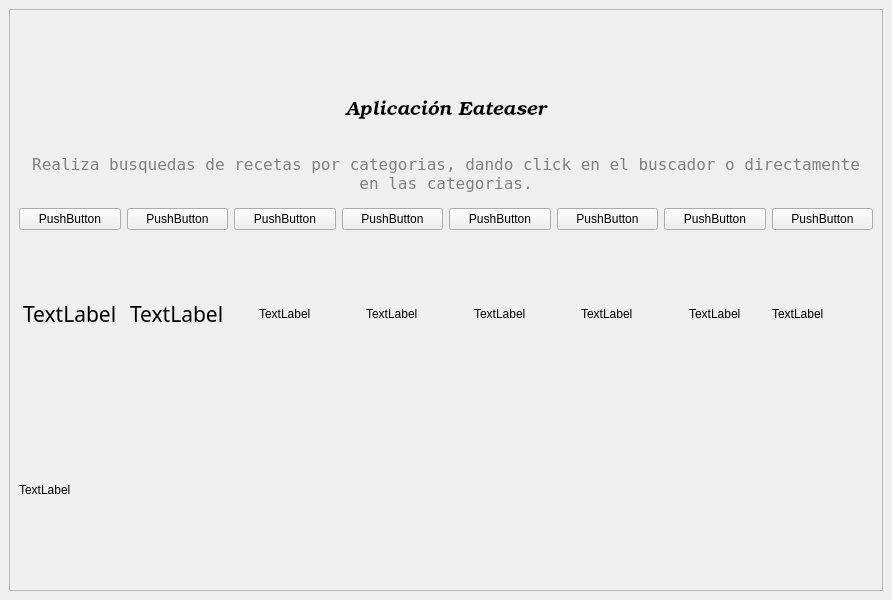
First picture: the form in Interfaz/app.ui, repository adobrasca512/EatEaser, before the edit.
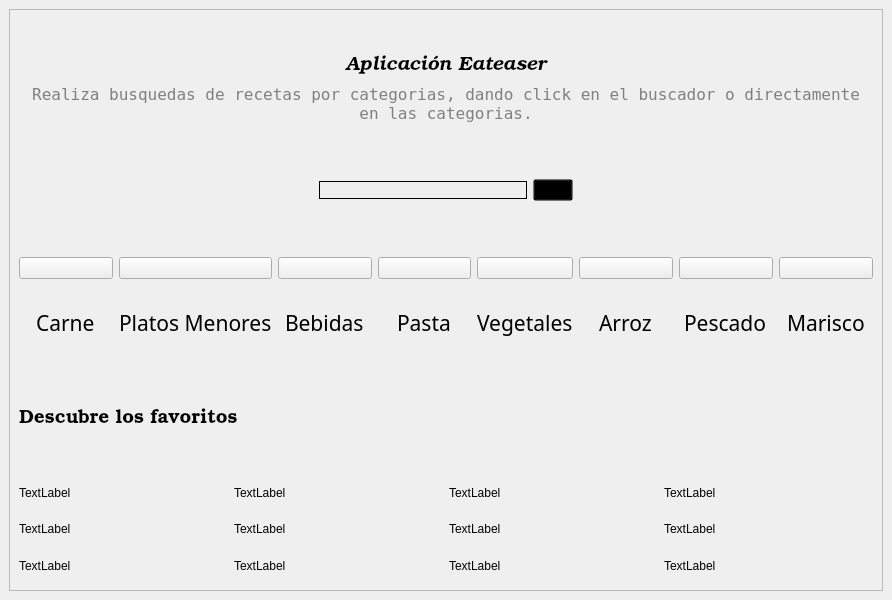
Second picture: the form after the edit. Icons and pictures are not drawn.

Diff of the .ui file:
```diff
--- a/Interfaz/app.ui
+++ b/Interfaz/app.ui
@@ -24,19 +24,124 @@
        <enum>QFrame::Raised</enum>
       </property>
       <layout class="QGridLayout" name="gridLayout">
-       <item row="2" column="0" colspan="2">
-        <layout class="QGridLayout" name="gridLayout_5" rowstretch="0,0">
+       <item row="5" column="0" colspan="2">
+        <layout class="QGridLayout" name="gridLayout_8">
+         <item row="0" column="2">
+          <widget class="QLabel" name="fvimagen_3">
+           <property name="text">
+            <string>TextLabel</string>
+           </property>
+          </widget>
+         </item>
+         <item row="0" column="3">
+          <widget class="QLabel" name="fvimagen_4">
+           <property name="text">
+            <string>TextLabel</string>
+           </property>
+          </widget>
+         </item>
+         <item row="1" column="3">
+          <widget class="QLabel" name="label_14">
+           <property name="text">
+            <string>TextLabel</string>
+           </property>
+          </widget>
+         </item>
+         <item row="2" column="3">
+          <widget class="QLabel" name="label_15">
+           <property name="text">
+            <string>TextLabel</string>
+           </property>
+          </widget>
+         </item>
+         <item row="0" column="1">
+          <widget class="QLabel" name="fvimagen_2">
+           <property name="text">
+            <string>TextLabel</string>
+           </property>
+          </widget>
+         </item>
+         <item row="0" column="0">
+          <widget class="QLabel" name="fvimagen_1">
+           <property name="text">
+            <string>TextLabel</string>
+           </property>
+          </widget>
+         </item>
+         <item row="1" column="0">
+          <widget class="QLabel" name="label_19">
+           <property name="text">
+            <string>TextLabel</string>
+           </property>
+          </widget>
+         </item>
+         <item row="1" column="1">
+          <widget class="QLabel" name="label_20">
+           <property name="text">
+            <string>TextLabel</string>
+           </property>
+          </widget>
+         </item>
+         <item row="2" column="0">
+          <widget class="QLabel" name="label_21">
+           <property name="text">
+            <string>TextLabel</string>
+           </property>
+          </widget>
+         </item>
+         <item row="2" column="1">
+          <widget class="QLabel" name="label_22">
+           <property name="text">
+            <string>TextLabel</string>
+           </property>
+          </widget>
+         </item>
+         <item row="1" column="2">
+          <widget class="QLabel" name="label_23">
+           <property name="text">
+            <string>TextLabel</string>
+           </property>
+          </widget>
+         </item>
+         <item row="2" column="2">
+          <widget class="QLabel" name="label_24">
+           <property name="text">
+            <string>TextLabel</string>
+           </property>
+          </widget>
+         </item>
+        </layout>
+       </item>
+       <item row="4" column="0" colspan="2">
+        <layout class="QGridLayout" name="gridLayout_6">
+         <item row="0" column="0">
+          <widget class="QLabel" name="label_11">
+           <property name="font">
+            <font>
+             <family>Bookman Old Style</family>
+             <pointsize>14</pointsize>
+            </font>
+           </property>
+           <property name="text">
+            <string>Descubre los favoritos</string>
+           </property>
+          </widget>
+         </item>
+        </layout>
+       </item>
+       <item row="3" column="0" colspan="2">
+        <layout class="QGridLayout" name="gridcategorias" rowstretch="0,0">
          <item row="0" column="1">
           <widget class="QPushButton" name="btnplatos">
            <property name="text">
-            <string>PushButton</string>
+            <string/>
            </property>
           </widget>
          </item>
-         <item row="0" column="4">
+         <item row="0" column="3">
           <widget class="QPushButton" name="btnpasta">
            <property name="text">
-            <string>PushButton</string>
+            <string/>
            </property>
           </widget>
          </item>
@@ -46,7 +151,7 @@
             <string notr="true"/>
            </property>
            <property name="text">
-            <string>PushButton</string>
+            <string/>
            </property>
           </widget>
          </item>
@@ -59,56 +164,93 @@
             </font>
            </property>
            <property name="text">
-            <string>TextLabel</string>
+            <string>Platos Menores</string>
            </property>
           </widget>
          </item>
-         <item row="0" column="3">
-          <widget class="QPushButton" name="ptnmarisco">
-           <property name="text">
-            <string>PushButton</string>
+         <item row="1" column="7" alignment="Qt::AlignHCenter">
+          <widget class="QLabel" name="label_13">
+           <property name="font">
+            <font>
+             <family>Rage Italic</family>
+             <pointsize>16</pointsize>
+            </font>
            </property>
-          </widget>
-         </item>
-         <item row="1" column="6" alignment="Qt::AlignHCenter">
-          <widget class="QLabel" name="label_10">
            <property name="text">
-            <string>TextLabel</string>
+            <string>Marisco</string>
            </property>
           </widget>
          </item>
          <item row="1" column="5" alignment="Qt::AlignHCenter">
-          <widget class="QLabel" name="label_9">
+          <widget class="QLabel" name="label_10">
+           <property name="font">
+            <font>
+             <family>Rage Italic</family>
+             <pointsize>16</pointsize>
+            </font>
+           </property>
            <property name="text">
-            <string>TextLabel</string>
+            <string>Arroz</string>
            </property>
           </widget>
          </item>
-         <item row="1" column="4" alignment="Qt::AlignHCenter">
+         <item row="1" column="3" alignment="Qt::AlignHCenter">
           <widget class="QLabel" name="label_8">
+           <property name="font">
+            <font>
+             <family>Rage Italic</family>
+             <pointsize>16</pointsize>
+            </font>
+           </property>
            <property name="text">
-            <string>TextLabel</string>
+            <string>Pasta</string>
+           </property>
+          </widget>
+         </item>
+         <item row="0" column="6">
+          <widget class="QPushButton" name="btnpescado">
+           <property name="text">
+            <string/>
+           </property>
+          </widget>
+         </item>
+         <item row="1" column="6" alignment="Qt::AlignHCenter">
+          <widget class="QLabel" name="label_12">
+           <property name="font">
+            <font>
+             <family>Rage Italic</family>
+             <pointsize>16</pointsize>
+            </font>
+           </property>
+           <property name="text">
+            <string>Pescado</string>
            </property>
           </widget>
          </item>
          <item row="1" column="2" alignment="Qt::AlignHCenter">
           <widget class="QLabel" name="label_6">
+           <property name="font">
+            <font>
+             <family>Rage Italic</family>
+             <pointsize>16</pointsize>
+            </font>
+           </property>
            <property name="text">
-            <string>TextLabel</string>
+            <string>Bebidas</string>
            </property>
           </widget>
          </item>
-         <item row="0" column="5">
+         <item row="0" column="4">
           <widget class="QPushButton" name="btnverdura">
            <property name="text">
-            <string>PushButton</string>
+            <string/>
            </property>
           </widget>
          </item>
          <item row="0" column="2">
           <widget class="QPushButton" name="btnbebidas">
            <property name="text">
-            <string>PushButton</string>
+            <string/>
            </property>
           </widget>
          </item>
@@ -121,35 +263,34 @@
             </font>
            </property>
            <property name="text">
-            <string>TextLabel</string>
+            <string>Carne</string>
            </property>
           </widget>
          </item>
-         <item row="0" column="6">
+         <item row="0" column="5">
           <widget class="QPushButton" name="btnarroz">
            <property name="text">
-            <string>PushButton</string>
-           </property>
-          </widget>
-         </item>
-         <item row="1" column="3" alignment="Qt::AlignHCenter">
-          <widget class="QLabel" name="label_7">
-           <property name="text">
-            <string>TextLabel</string>
-           </property>
-          </widget>
-         </item>
-         <item row="1" column="7">
-          <widget class="QLabel" name="label_12">
-           <property name="text">
-            <string>TextLabel</string>
+            <string/>
            </property>
           </widget>
          </item>
          <item row="0" column="7">
-          <widget class="QPushButton" name="btnpescado">
+          <widget class="QPushButton" name="btnmarisco">
            <property name="text">
-            <string>PushButton</string>
+            <string/>
+           </property>
+          </widget>
+         </item>
+         <item row="1" column="4" alignment="Qt::AlignHCenter">
+          <widget class="QLabel" name="label_9">
+           <property name="font">
+            <font>
+             <family>Rage Italic</family>
+             <pointsize>16</pointsize>
+            </font>
+           </property>
+           <property name="text">
+            <string>Vegetales</string>
            </property>
           </widget>
          </item>
@@ -223,20 +364,41 @@
          </item>
         </layout>
        </item>
-       <item row="3" column="0" colspan="2">
-        <layout class="QGridLayout" name="gridLayout_6">
+       <item row="2" column="0" colspan="2">
+        <layout class="QGridLayout" name="gridLayout_10">
+         <property name="leftMargin">
+          <number>300</number>
+         </property>
+         <property name="topMargin">
+          <number>50</number>
+         </property>
+         <property name="rightMargin">
+          <number>300</number>
+         </property>
+         <property name="bottomMargin">
+          <number>50</number>
+         </property>
          <item row="0" column="0">
-          <widget class="QLabel" name="label_11">
+          <widget class="QLineEdit" name="busqueda">
+           <property name="styleSheet">
+            <string notr="true">background-color:transparent;
+border:1px solid black;</string>
+           </property>
+          </widget>
+         </item>
+         <item row="0" column="1">
+          <widget class="QPushButton" name="btnbuscar">
+           <property name="styleSheet">
+            <string notr="true">background-color:transparent;
+</string>
+           </property>
            <property name="text">
-            <string>TextLabel</string>
+            <string/>
            </property>
           </widget>
          </item>
         </layout>
        </item>
-       <item row="4" column="0" colspan="2">
-        <layout class="QGridLayout" name="gridLayout_8"/>
-       </item>
       </layout>
      </widget>
     </item>
```
